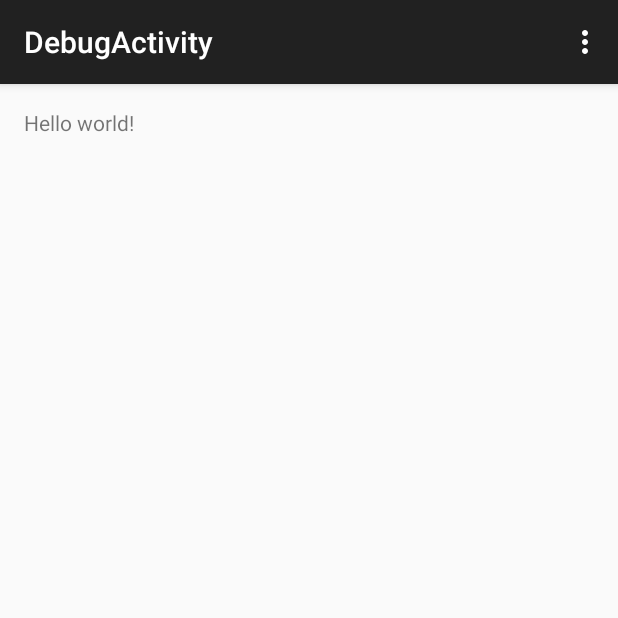
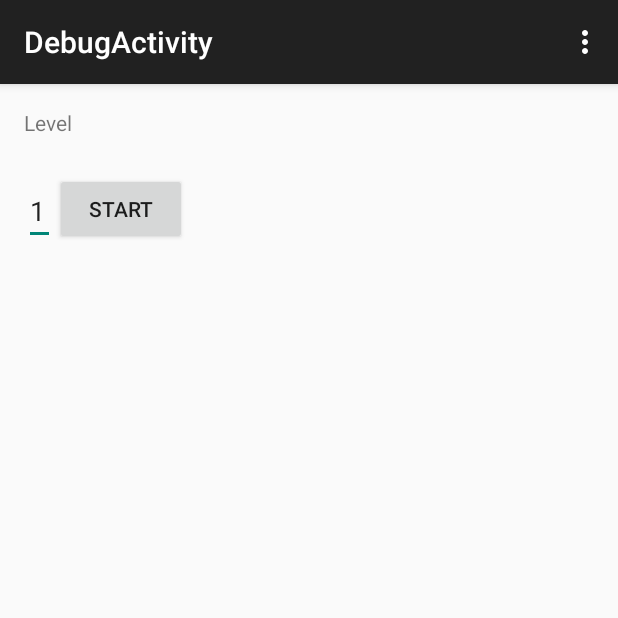
Before and after one commit to dreamwisdom/wheelofluck, an Android app: the DebugActivity screen opened directly, with no data from a screen before it, on a phone screen of 412 x 824 dp, the top half of it. Run offline under Robolectric (Android 15) with nearby library versions, the phone set to English and light mode, and no system bars.

Commit message:
Added a cheat activity for debugging

```diff
--- a/app/src/main/java/local/isi/wheelofluck/DebugActivity.java
+++ b/app/src/main/java/local/isi/wheelofluck/DebugActivity.java
@@ -1,9 +1,13 @@
 package local.isi.wheelofluck;
 
+import android.content.Intent;
 import android.support.v7.app.AppCompatActivity;
 import android.os.Bundle;
 import android.view.Menu;
 import android.view.MenuItem;
+import android.view.View;
+import android.widget.Button;
+import android.widget.EditText;
 
 import local.isi.wheelofluck.R;
 
@@ -13,6 +17,19 @@ public class DebugActivity extends AppCompatActivity {
     protected void onCreate(Bundle savedInstanceState) {
         super.onCreate(savedInstanceState);
         setContentView(R.layout.activity_debug);
+
+        Button btnStart = (Button) findViewById(R.id.btn_c_start);
+        btnStart.setOnClickListener(new View.OnClickListener() {
+            @Override
+            public void onClick(View v) {
+                Intent gameIntent = new Intent(DebugActivity.this, GameLevel.class);
+
+                EditText etLevel = (EditText) findViewById(R.id.et_c_lv);
+                int level = Integer.parseInt(etLevel.getText().toString());
+                gameIntent.putExtra("level", level);
+                startActivity(gameIntent);
+            }
+        });
     }
 
     @Override
--- a/app/src/main/java/local/isi/wheelofluck/view/Arrow.java
+++ b/app/src/main/java/local/isi/wheelofluck/view/Arrow.java
@@ -202,11 +202,14 @@ public class Arrow extends View implements Runnable {
 
         boolean collision = false;
 
-        for (int i = degree - range; i < degree + range; i++){
+        //String degreeToCheck = "To Check ";
+        for (int i = degree - range; i <= degree + range; i++){
+            //degreeToCheck += i + " - ";
             if(arrowHistory.get(i) != null){
                 collision = true;
             }
         }
+        //Log.d("Collision", "" + degreeToCheck);
 
         if(!collision){
             if (nbArrowsLeft == 1)
--- a/app/src/main/res/layout/activity_debug.xml
+++ b/app/src/main/res/layout/activity_debug.xml
@@ -6,7 +6,30 @@
     android:paddingBottom="@dimen/activity_vertical_margin"
     tools:context="local.isi.wheelofluck.DebugActivity">
 
-    <TextView android:text="@string/hello_world" android:layout_width="wrap_content"
-        android:layout_height="wrap_content" />
+    <EditText
+        android:layout_width="wrap_content"
+        android:layout_height="wrap_content"
+        android:id="@+id/et_c_lv"
+        android:layout_alignParentLeft="true"
+        android:layout_alignParentStart="true"
+        android:layout_marginTop="46dp"
+
+        android:text="1" />
+
+    <TextView
+        android:layout_width="wrap_content"
+        android:layout_height="wrap_content"
+        android:text="Level"
+        android:layout_alignParentLeft="true"
+        android:layout_alignParentStart="true" />
+
+    <Button
+        android:layout_width="wrap_content"
+        android:layout_height="wrap_content"
+        android:text="Start"
+        android:id="@+id/btn_c_start"
+        android:layout_alignBottom="@+id/et_c_lv"
+        android:layout_toRightOf="@+id/et_c_lv"
+        android:layout_toEndOf="@+id/et_c_lv" />
 
 </RelativeLayout>
```
Also changed, not shown: app/src/main/java/local/isi/wheelofluck/MainActivity.java (+11 -1 lines), app/src/main/res/layout/activity_main.xml (+8 -0 lines).
